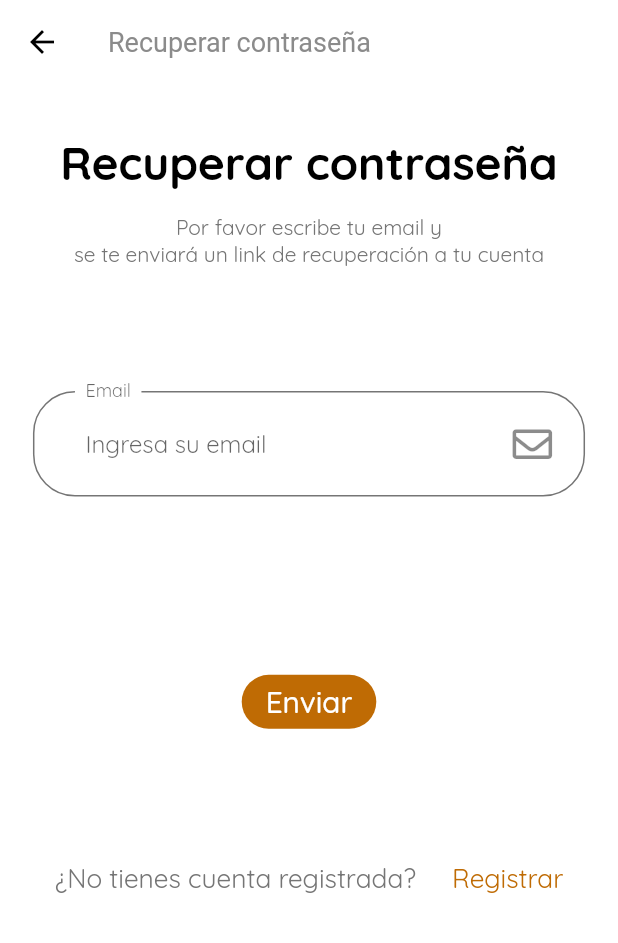
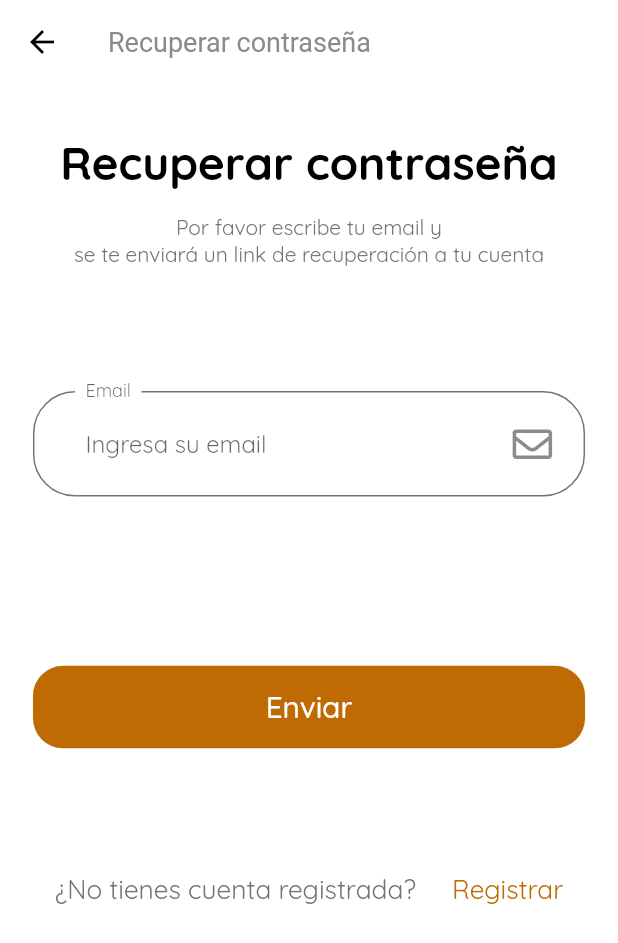
Before and after one commit to tech-andgar/mipeluqueriapp_flutter, a Flutter app: the ForgotPasswordScreen screen opened by its route, on a phone screen of 412 x 824 dp. Shown: the top 943 px of the screen. Run offline on Flutter 3.47's test engine with Material 2 defaults, Android fonts, the phone set to English and light mode, and no system bars; our stand-ins replace email_validator, flutter_svg, font_awesome_flutter.

Commit message:
Fix DefaultButton

```diff
--- a/lib/components/button/default_button.dart
+++ b/lib/components/button/default_button.dart
@@ -13,7 +13,10 @@ class DefaultButton extends StatelessWidget {
 
   @override
   Widget build(BuildContext context) {
-    return FlatButton(
+    return SizedBox(
+      width: double.infinity,
+      height: getProportionteScreenWidth(50),
+      child: FlatButton(
         shape: RoundedRectangleBorder(
           borderRadius: BorderRadius.circular(20),
         ),
@@ -26,6 +29,7 @@ class DefaultButton extends StatelessWidget {
             color: Colors.white,
           ),
         ),
+      ),
     );
   }
 }
```
Lines whose indentation alone changed are shown as unchanged.
